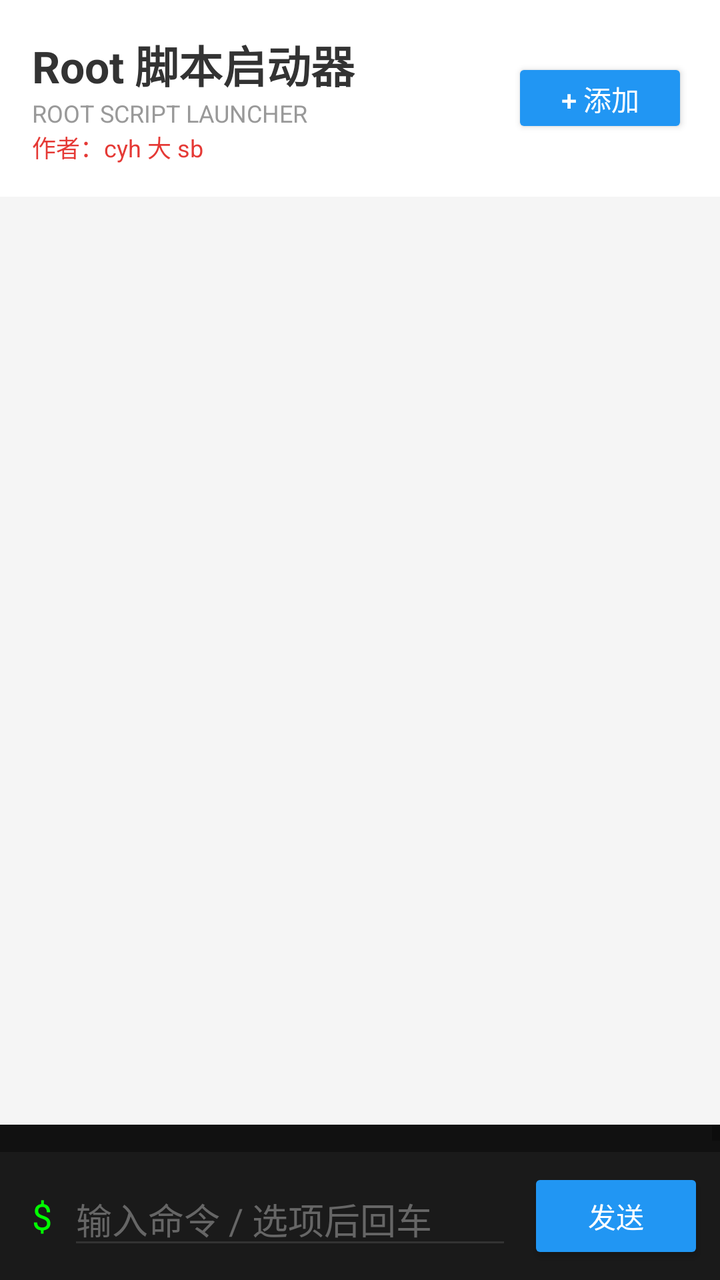
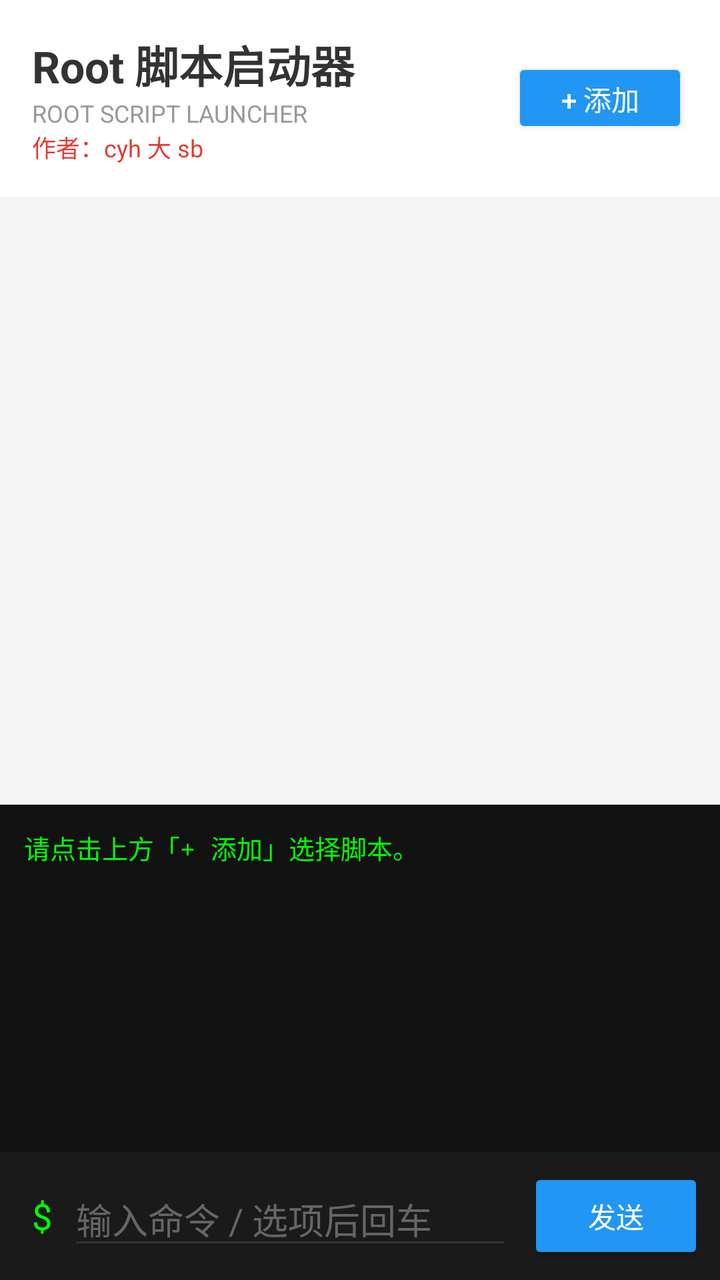

Compare the two renders of this Android layout. The source of the first and the diff that turns it into the second are given below.
<!-- AndroidManifest.xml: application theme Theme.AppCompat.Light.NoActionBar -->
<!-- res/layout/activity_main.xml -->
<?xml version="1.0" encoding="utf-8"?>
<androidx.constraintlayout.widget.ConstraintLayout xmlns:android="http://schemas.android.com/apk/res/android"
    xmlns:app="http://schemas.android.com/apk/res-auto"
    android:layout_width="match_parent"
    android:layout_height="match_parent"
    android:background="#F5F5F5"
    android:fitsSystemWindows="true">

    
    <LinearLayout
        android:id="@+id/topBar"
        android:layout_width="match_parent"
        android:layout_height="wrap_content"
        android:orientation="horizontal"
        android:padding="16dp"
        android:gravity="center_vertical"
        android:background="#FFFFFF"
        app:layout_constraintTop_toTopOf="parent">

        <LinearLayout
            android:layout_width="0dp"
            android:layout_height="wrap_content"
            android:layout_weight="1"
            android:orientation="vertical">
            <TextView
                android:layout_width="wrap_content"
                android:layout_height="wrap_content"
                android:text="Root 脚本启动器"
                android:textSize="22sp"
                android:textStyle="bold"
                android:textColor="#333333" />
            <TextView
                android:layout_width="wrap_content"
                android:layout_height="wrap_content"
                android:text="ROOT SCRIPT LAUNCHER"
                android:textSize="12sp"
                android:textColor="#999999" />
            <TextView
                android:layout_width="wrap_content"
                android:layout_height="wrap_content"
                android:text="作者：cyh 大 sb"
                android:textSize="12sp"
                android:textColor="#E53935" />
        </LinearLayout>

        <Button
            android:id="@+id/btnAdd"
            android:layout_width="wrap_content"
            android:layout_height="40dp"
            android:text="+ 添加"
            android:textColor="#FFFFFF"
            android:backgroundTint="#2196F3" />
    </LinearLayout>

    
    <ListView
        android:id="@+id/lvScripts"
        android:layout_width="match_parent"
        android:layout_height="0dp"
        android:layout_margin="8dp"
        android:divider="@null"
        android:dividerHeight="8dp"
        android:background="@android:color/transparent"
        app:layout_constraintHeight_percent="0.70"
        app:layout_constraintTop_toBottomOf="@id/topBar" />

    
    <ScrollView
        android:id="@+id/scrollView"
        android:layout_width="match_parent"
        android:layout_height="0dp"
        android:layout_marginTop="8dp"
        android:background="#111111"
        app:layout_constraintBottom_toTopOf="@+id/bottomBar"
        app:layout_constraintTop_toBottomOf="@id/lvScripts">

        <TextView
            android:id="@+id/tvOutput"
            android:layout_width="match_parent"
            android:layout_height="wrap_content"
            android:fontFamily="monospace"
            android:textColor="#00FF00"
            android:textSize="13sp"
            android:padding="12dp"
            android:text="请点击上方「+ 添加」选择脚本。\n" />
    </ScrollView>

    
    <LinearLayout
        android:id="@+id/bottomBar"
        android:layout_width="match_parent"
        android:layout_height="wrap_content"
        android:orientation="horizontal"
        android:padding="8dp"
        android:background="#1A1A1A"
        android:gravity="center_vertical"
        app:layout_constraintBottom_toBottomOf="parent">

        <TextView
            android:layout_width="wrap_content"
            android:layout_height="wrap_content"
            android:text="$"
            android:textColor="#00FF00"
            android:textSize="18sp"
            android:paddingStart="8dp"
            android:paddingEnd="8dp" />

        <EditText
            android:id="@+id/etInput"
            android:layout_width="0dp"
            android:layout_height="wrap_content"
            android:layout_weight="1"
            android:hint="输入命令 / 选项后回车"
            android:textColor="#FFFFFF"
            android:textColorHint="#666666"
            android:backgroundTint="#333333"
            android:inputType="text" />

        <Button
            android:id="@+id/btnSend"
            android:layout_width="wrap_content"
            android:layout_height="wrap_content"
            android:text="发送"
            android:layout_marginStart="8dp"
            android:backgroundTint="#2196F3"
            android:textColor="#FFFFFF" />
    </LinearLayout>

</androidx.constraintlayout.widget.ConstraintLayout>
<!-- resources referenced by this layout -->
<resources>

</resources>

<!-- the commit's change to res/layout/activity_main.xml (unified diff, before → after) -->
@@ -61,7 +61,7 @@
         android:divider="@null"
         android:dividerHeight="8dp"
         android:background="@android:color/transparent"
-        app:layout_constraintHeight_percent="0.70"
+        app:layout_constraintHeight_percent="0.45"
         app:layout_constraintTop_toBottomOf="@id/topBar" />
 
     
